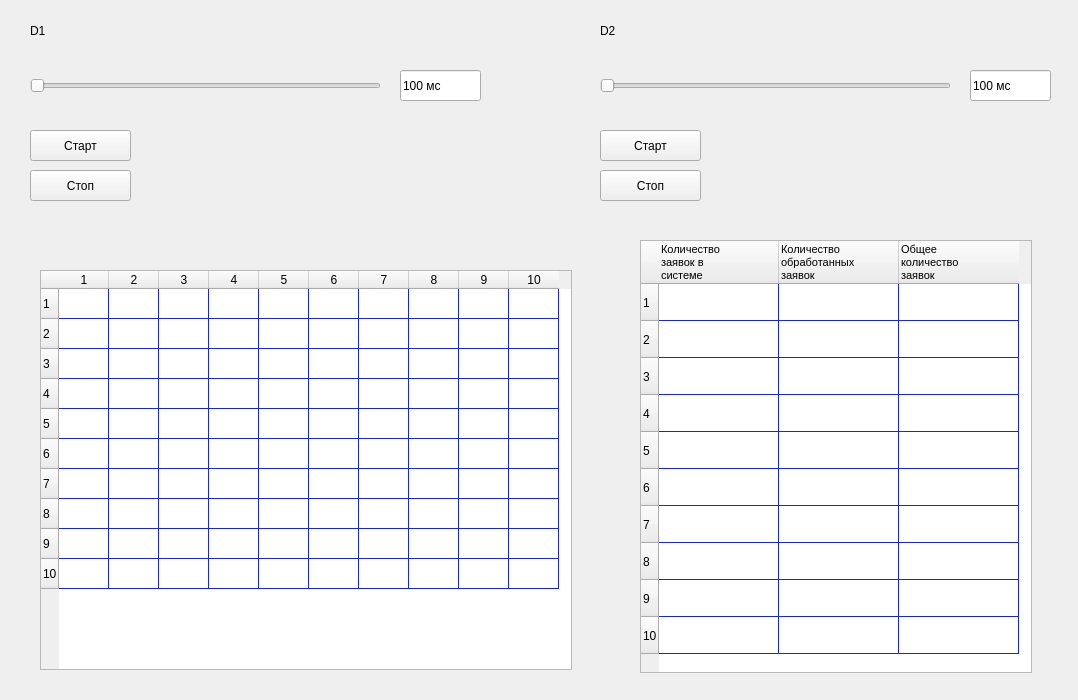
Above: Queue.ui from Alexey-irlic/Lab4 before the change. Below: the same form after it.
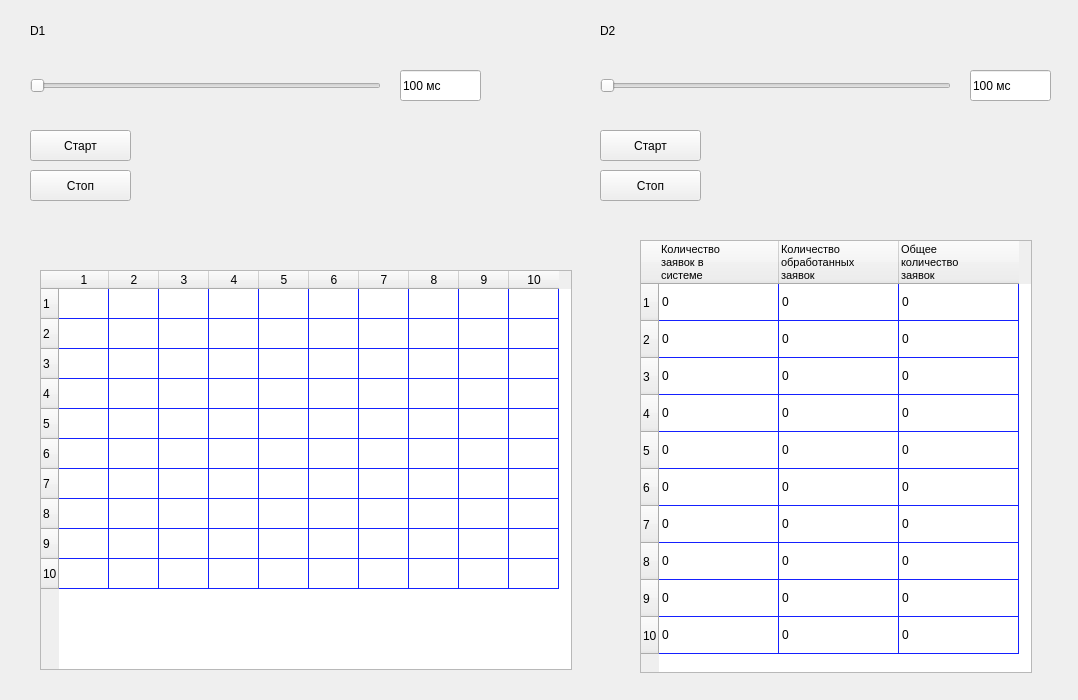
That is the form after the change.

Commit message: нужно заняться рефакторингом

Patch:
```diff
--- a/Queue.ui
+++ b/Queue.ui
@@ -221,6 +221,156 @@
       <set>AlignLeading|AlignTop</set>
      </property>
     </column>
+    <item row="0" column="0">
+     <property name="text">
+      <string>0</string>
+     </property>
+    </item>
+    <item row="0" column="1">
+     <property name="text">
+      <string>0</string>
+     </property>
+    </item>
+    <item row="0" column="2">
+     <property name="text">
+      <string>0</string>
+     </property>
+    </item>
+    <item row="1" column="0">
+     <property name="text">
+      <string>0</string>
+     </property>
+    </item>
+    <item row="1" column="1">
+     <property name="text">
+      <string>0</string>
+     </property>
+    </item>
+    <item row="1" column="2">
+     <property name="text">
+      <string>0</string>
+     </property>
+    </item>
+    <item row="2" column="0">
+     <property name="text">
+      <string>0</string>
+     </property>
+    </item>
+    <item row="2" column="1">
+     <property name="text">
+      <string>0</string>
+     </property>
+    </item>
+    <item row="2" column="2">
+     <property name="text">
+      <string>0</string>
+     </property>
+    </item>
+    <item row="3" column="0">
+     <property name="text">
+      <string>0</string>
+     </property>
+    </item>
+    <item row="3" column="1">
+     <property name="text">
+      <string>0</string>
+     </property>
+    </item>
+    <item row="3" column="2">
+     <property name="text">
+      <string>0</string>
+     </property>
+    </item>
+    <item row="4" column="0">
+     <property name="text">
+      <string>0</string>
+     </property>
+    </item>
+    <item row="4" column="1">
+     <property name="text">
+      <string>0</string>
+     </property>
+    </item>
+    <item row="4" column="2">
+     <property name="text">
+      <string>0</string>
+     </property>
+    </item>
+    <item row="5" column="0">
+     <property name="text">
+      <string>0</string>
+     </property>
+    </item>
+    <item row="5" column="1">
+     <property name="text">
+      <string>0</string>
+     </property>
+    </item>
+    <item row="5" column="2">
+     <property name="text">
+      <string>0</string>
+     </property>
+    </item>
+    <item row="6" column="0">
+     <property name="text">
+      <string>0</string>
+     </property>
+    </item>
+    <item row="6" column="1">
+     <property name="text">
+      <string>0</string>
+     </property>
+    </item>
+    <item row="6" column="2">
+     <property name="text">
+      <string>0</string>
+     </property>
+    </item>
+    <item row="7" column="0">
+     <property name="text">
+      <string>0</string>
+     </property>
+    </item>
+    <item row="7" column="1">
+     <property name="text">
+      <string>0</string>
+     </property>
+    </item>
+    <item row="7" column="2">
+     <property name="text">
+      <string>0</string>
+     </property>
+    </item>
+    <item row="8" column="0">
+     <property name="text">
+      <string>0</string>
+     </property>
+    </item>
+    <item row="8" column="1">
+     <property name="text">
+      <string>0</string>
+     </property>
+    </item>
+    <item row="8" column="2">
+     <property name="text">
+      <string>0</string>
+     </property>
+    </item>
+    <item row="9" column="0">
+     <property name="text">
+      <string>0</string>
+     </property>
+    </item>
+    <item row="9" column="1">
+     <property name="text">
+      <string>0</string>
+     </property>
+    </item>
+    <item row="9" column="2">
+     <property name="text">
+      <string>0</string>
+     </property>
+    </item>
    </widget>
    <widget class="QTableWidget" name="tableWidget_queue">
     <property name="geometry">
```
The commit also changes 2 other files.
